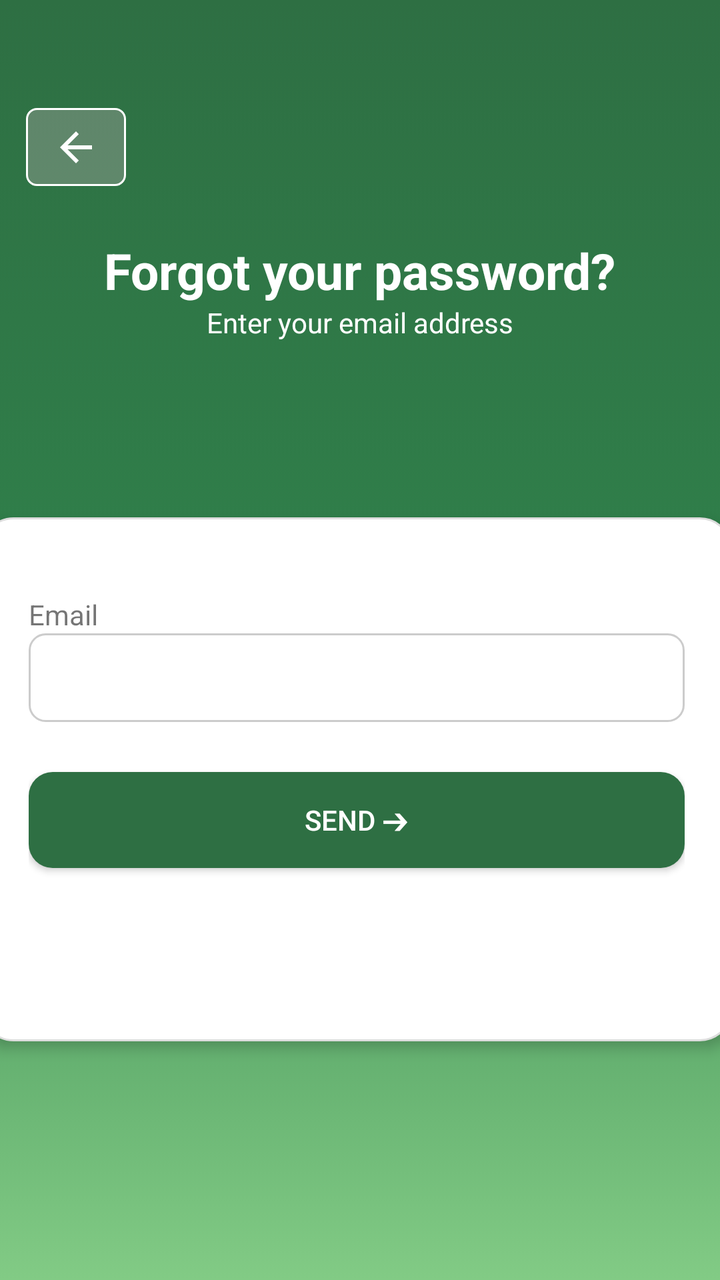
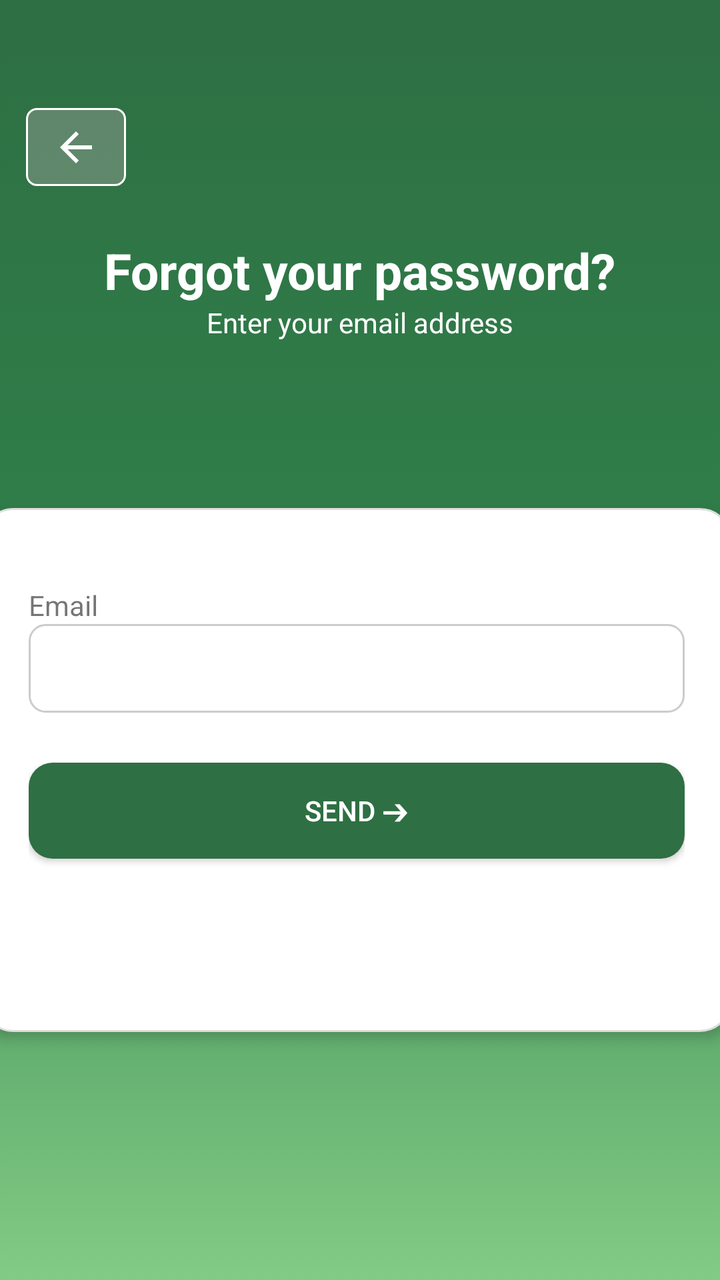

An Android layout rendered at two revisions. The XML below is the earlier revision; the diff shows what the commit changed to produce the second picture.
<!-- AndroidManifest.xml: application theme Theme.RFID -->
<!-- res/layout/activity_forgot.xml -->
<?xml version="1.0" encoding="utf-8"?>
<androidx.constraintlayout.widget.ConstraintLayout xmlns:android="http://schemas.android.com/apk/res/android"
    xmlns:app="http://schemas.android.com/apk/res-auto"
    xmlns:tools="http://schemas.android.com/tools"
    android:id="@+id/main"
    android:layout_width="match_parent"
    android:layout_height="match_parent"
    android:background="@drawable/gradient_background"
    tools:context=".forgot">

    <TextView
        android:id="@+id/textView4"
        android:layout_width="wrap_content"
        android:layout_height="wrap_content"
        android:text="@string/entrmail"
        app:layout_constraintBottom_toBottomOf="parent"
        app:layout_constraintEnd_toEndOf="parent"
        app:layout_constraintHorizontal_bias="0.501"
        app:layout_constraintStart_toStartOf="parent"
        app:layout_constraintTop_toTopOf="parent"
        app:layout_constraintVertical_bias="0.244" />

    <TextView
        android:id="@+id/textView3"
        android:layout_width="wrap_content"
        android:layout_height="wrap_content"
        android:text="@string/forgot_page"
        android:textStyle="bold"
        app:layout_constraintBottom_toBottomOf="parent"
        app:layout_constraintEnd_toEndOf="parent"
        app:layout_constraintHorizontal_bias="0.502"
        app:layout_constraintStart_toStartOf="parent"
        app:layout_constraintTop_toTopOf="parent"
        app:layout_constraintVertical_bias="0.195" />

    <LinearLayout
        android:layout_width="300dp"
        android:layout_height="63dp"
        android:layout_marginStart="55dp"
        android:layout_marginTop="75dp"
        android:layout_marginEnd="56dp"
        android:layout_marginBottom="64dp"
        android:gravity="center"
        android:orientation="horizontal"
        android:paddingStart="20dp"
        app:layout_constraintBottom_toTopOf="@+id/linearLayout"
        app:layout_constraintEnd_toEndOf="parent"
        app:layout_constraintStart_toStartOf="parent"
        app:layout_constraintTop_toBottomOf="@+id/textView4">

        <ImageView
            android:id="@+id/imageView3"
            android:layout_width="150dp"
            android:layout_height="wrap_content"
            android:layout_weight="1"
            app:srcCompat="@drawable/signin_logo" />

        <TextView
            android:id="@+id/textView16"
            android:layout_width="250dp"
            android:layout_height="wrap_content"
            android:layout_weight="1"
            android:gravity="center"
            android:paddingStart="-80dp"
            android:text="RFID Application"
            android:textColor="@color/white"
            android:textSize="15sp" />
    </LinearLayout>

    <LinearLayout
        android:id="@+id/linearLayout"
        android:layout_width="376dp"
        android:layout_height="262dp"
        android:layout_margin="16dp"
        android:background="@drawable/form"
        android:elevation="4dp"
        android:orientation="vertical"
        android:padding="24dp"
        app:layout_constraintBottom_toBottomOf="parent"
        app:layout_constraintEnd_toEndOf="parent"
        app:layout_constraintHorizontal_bias="0.542"
        app:layout_constraintStart_toStartOf="parent"
        app:layout_constraintTop_toTopOf="parent"
        app:layout_constraintVertical_bias="0.701">

        <TextView
            android:id="@+id/textView10"
            android:layout_width="match_parent"
            android:layout_height="wrap_content"
            android:layout_marginTop="15dp"
            android:text="@string/email" />

        <EditText
            android:id="@+id/editTextTextEmailAddress"
            android:layout_width="match_parent"
            android:layout_height="wrap_content"
            android:background="@drawable/edit_textbg"
            android:ems="10"
            android:inputType="textEmailAddress" />

        
        
        
        
        
        
        

        <Button
            android:id="@+id/button3"
            android:layout_width="match_parent"
            android:layout_height="wrap_content"
            android:layout_marginTop="25dp"
            android:background="@drawable/button_style"
            android:text="@string/send" />
    </LinearLayout>

    <ImageButton
        android:id="@+id/backButton"
        android:layout_width="50dp"
        android:layout_height="39dp"
        app:tint="@color/white"
        android:background="@drawable/backbtn"
        app:layout_constraintBottom_toBottomOf="parent"
        app:layout_constraintEnd_toEndOf="parent"
        app:layout_constraintHorizontal_bias="0.042"
        app:layout_constraintStart_toStartOf="parent"
        app:layout_constraintTop_toTopOf="parent"
        app:layout_constraintVertical_bias="0.09"
        app:srcCompat="?attr/homeAsUpIndicator" />

</androidx.constraintlayout.widget.ConstraintLayout>
<!-- resources referenced by this layout -->
<resources>
  <color name="white">#FFFFFFFF</color>
  <!-- drawable backbtn (drawable) -->
  <?xml version="1.0" encoding="utf-8"?>
  <selector xmlns:android="http://schemas.android.com/apk/res/android">
      <item>
          <shape>
              <solid android:color="#62AFA7A7"/>
              <stroke android:color="@color/white"
                  android:width="3px"/>
              <corners android:radius="15px"/>
          </shape>
      </item>
  </selector>
  <!-- drawable button_style (drawable) -->
  <?xml version="1.0" encoding="utf-8"?>
  <selector xmlns:android="http://schemas.android.com/apk/res/android">
      <item>
          <shape>
              <solid android:color="@color/green"/>
              <corners android:radius="12dp"/>
          </shape>
      </item>
  </selector>
  <!-- drawable edit_textbg (drawable) -->
  <?xml version="1.0" encoding="utf-8"?>
  <selector xmlns:android="http://schemas.android.com/apk/res/android">
  
      <item>
      <shape>
              <solid android:color="#FFFFFF" />
              <stroke
                  android:width="1dp"
                  android:color="#CCCCCC" />
  
              <corners android:radius="8dp" />
  
              <padding
                  android:left="12dp"
                  android:top="10dp"
                  android:right="12dp"
                  android:bottom="10dp" />
          </shape>
  </item>
  
  </selector>
  <!-- drawable form (drawable) -->
  <?xml version="1.0" encoding="utf-8"?>
  <selector xmlns:android="http://schemas.android.com/apk/res/android">
      <item>
      <shape>
          <solid android:color="#FFFFFF" />
          <corners android:radius="16dp" />
          <stroke
              android:width="1dp"
              android:color="#DDDDDD" />
      </shape>
      </item>
  
  </selector>
  <!-- drawable gradient_background (drawable) -->
  <?xml version="1.0" encoding="utf-8"?>
  <selector xmlns:android="http://schemas.android.com/apk/res/android">
      <item>
          <shape>
              <gradient
                  android:angle="15"
                  android:startColor="#2E6F43"
                  android:centerColor="#30814B"
                  android:endColor="#82CB85"
                  android:type="linear"
                  />
          </shape>
      </item>
  
  </selector>
  <!-- drawable signin_logo: png bitmap (drawable, 47190 bytes) -->
  <string name="email">Email</string>
  <string name="entrmail"><font color="white">Enter your email address</font></string>
  <string name="forgot_page">
          <font size="25">
              <font color="white">
                  Forgot your password?
              </font>
          </font>
      </string>
  <string name="send"><font color="white">Send ➔</font></string>
  <style name="Theme.RFID" parent="Base.Theme.RFID" />
  <color name="green">#2E6F43</color>
  <style name="Base.Theme.RFID" parent="Theme.AppCompat.Light.NoActionBar">
          
          
      </style>
</resources>

<!-- the commit's change to res/layout/activity_forgot.xml (unified diff, before → after) -->
@@ -81,7 +81,7 @@
         app:layout_constraintHorizontal_bias="0.542"
         app:layout_constraintStart_toStartOf="parent"
         app:layout_constraintTop_toTopOf="parent"
-        app:layout_constraintVertical_bias="0.701">
+        app:layout_constraintVertical_bias="0.688">
 
         <TextView
             android:id="@+id/textView10"
